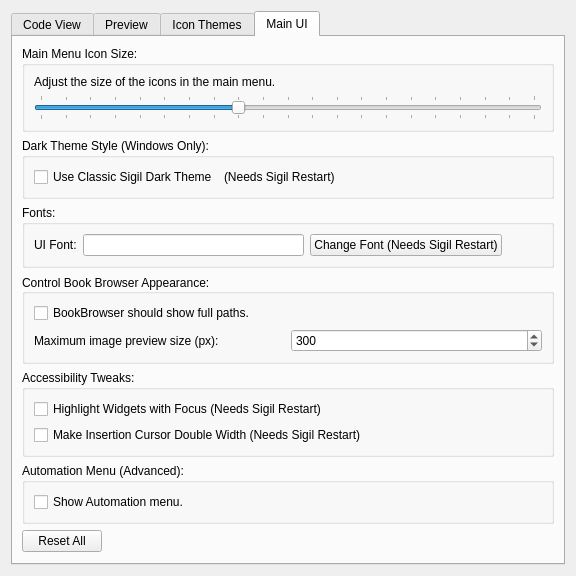
Before: the Qt Designer form src/Form_Files/PAppearanceWidget.ui in 3tic-project/Sigil-Enhanced, drawn with Qt 5.
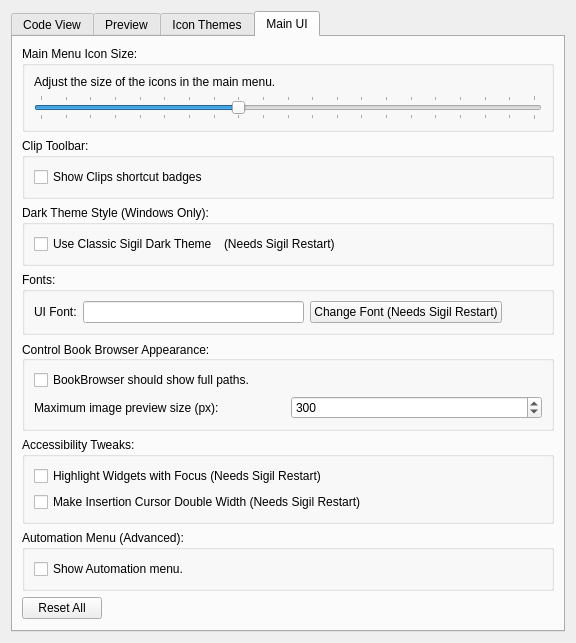
After: the same form once the commit is applied. The open tabs and pages were chosen to show the change.

Commit message: feat(clips): show live shortcut badges

The edit to the form file:
```diff
--- a/src/Form_Files/PAppearanceWidget.ui
+++ b/src/Form_Files/PAppearanceWidget.ui
@@ -623,8 +623,27 @@
            </widget>
           </item>
          </layout>
-        </widget>
-       </item>
+       </widget>
+      </item>
+      <item>
+       <widget class="QGroupBox" name="groupClipShortcutBadges">
+        <property name="title">
+         <string>Clip Toolbar:</string>
+        </property>
+        <layout class="QVBoxLayout" name="verticalLayoutClipShortcutBadges">
+         <item>
+          <widget class="QCheckBox" name="chkClipShortcutBadges">
+           <property name="toolTip">
+            <string>Show the current shortcut on each of the first ten Clip buttons.</string>
+           </property>
+           <property name="text">
+            <string>Show Clips shortcut badges</string>
+           </property>
+          </widget>
+         </item>
+        </layout>
+       </widget>
+      </item>
        <item>
         <widget class="QGroupBox" name="grpCustomDarkStyle">
          <property name="title">
```
The commit also changes 19 other files.
